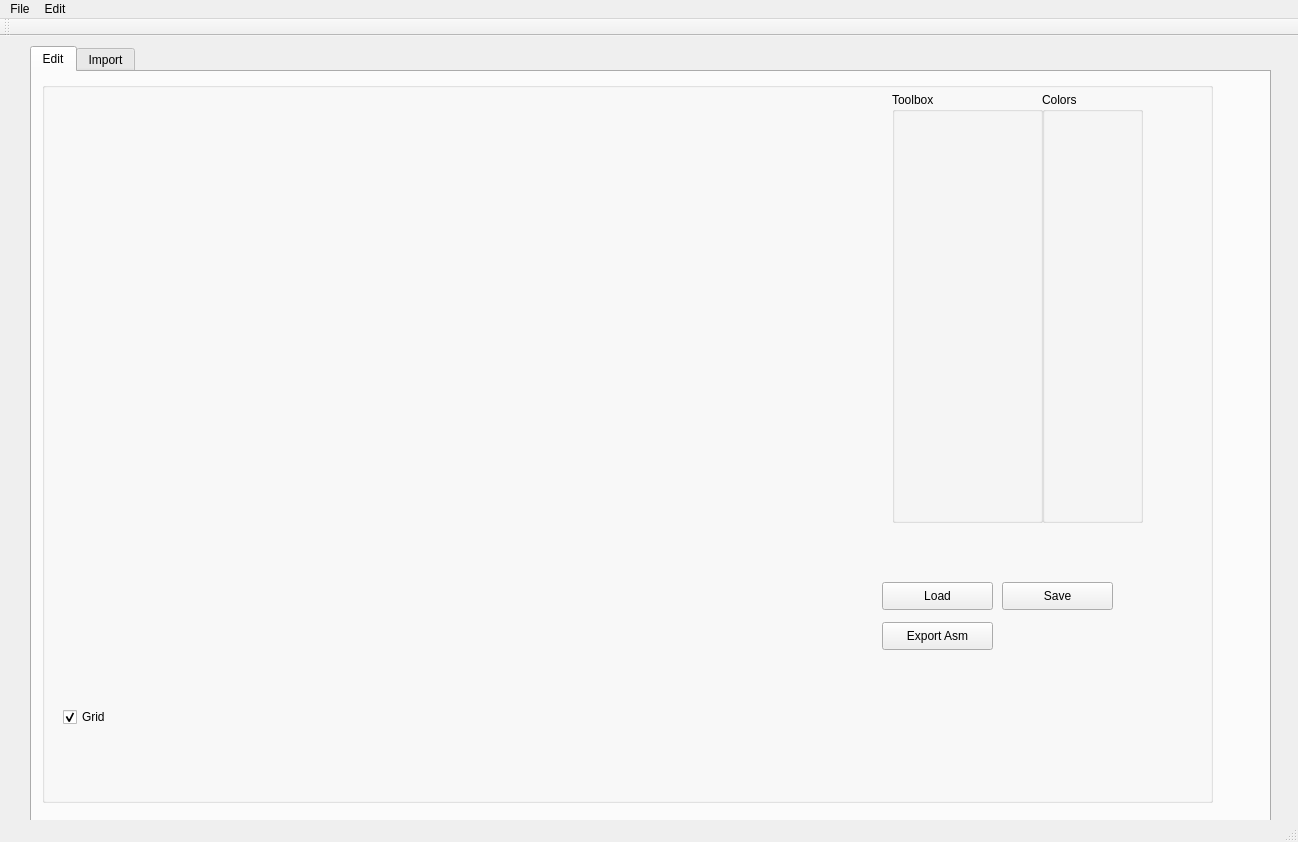
Qt form mainwindow.ui (Happy-Ferret/Fluff64) before a commit.
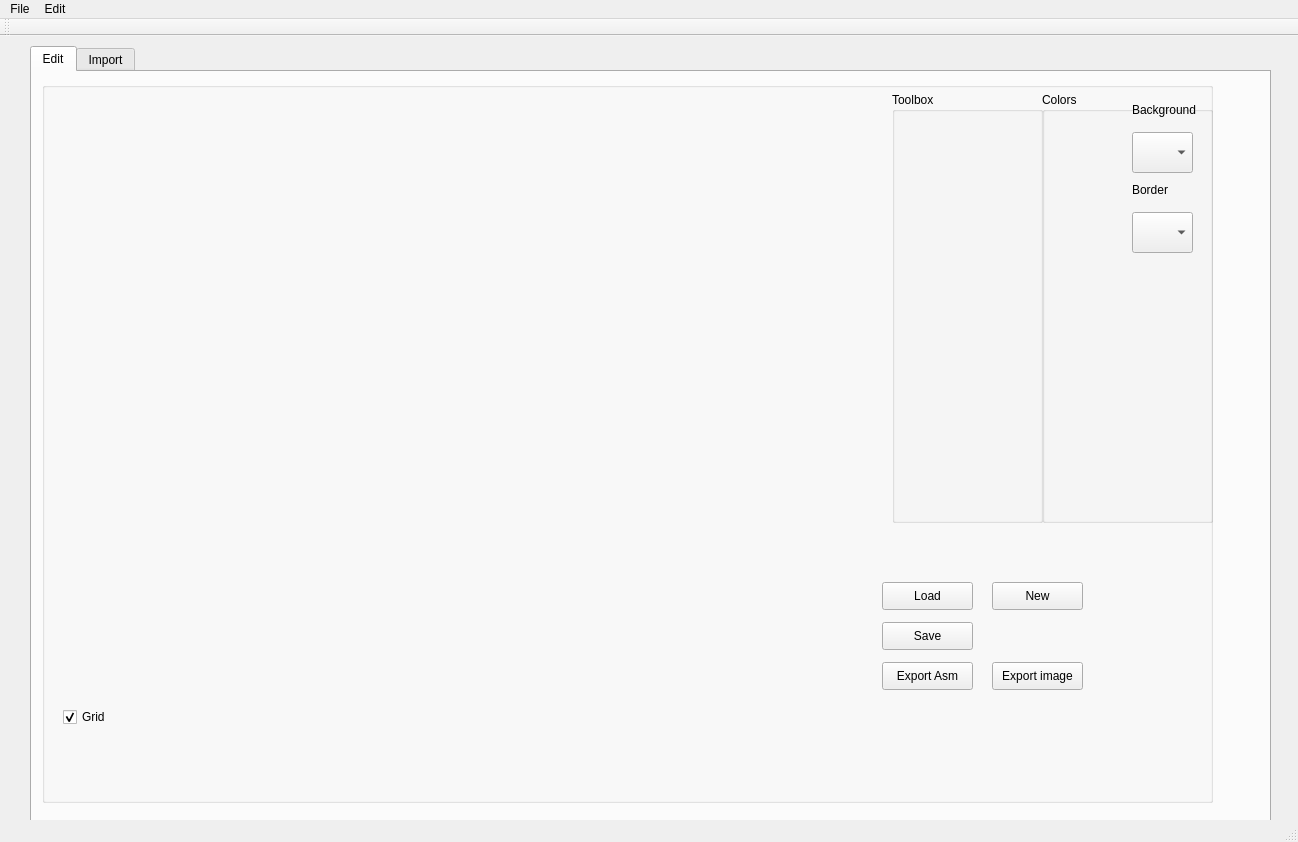
The same form after that commit.

The edit to the form file:
```diff
--- a/mainwindow.ui
+++ b/mainwindow.ui
@@ -49,8 +49,8 @@
        <property name="geometry">
         <rect>
          <x>840</x>
-         <y>540</y>
-         <width>111</width>
+         <y>580</y>
+         <width>91</width>
          <height>28</height>
         </rect>
        </property>
@@ -63,7 +63,7 @@
         <rect>
          <x>840</x>
          <y>500</y>
-         <width>111</width>
+         <width>91</width>
          <height>28</height>
         </rect>
        </property>
@@ -74,9 +74,9 @@
       <widget class="QPushButton" name="btnSave">
        <property name="geometry">
         <rect>
-         <x>960</x>
-         <y>500</y>
-         <width>111</width>
+         <x>840</x>
+         <y>540</y>
+         <width>91</width>
          <height>28</height>
         </rect>
        </property>
@@ -132,7 +132,7 @@
         <rect>
          <x>1000</x>
          <y>10</y>
-         <width>101</width>
+         <width>171</width>
          <height>431</height>
         </rect>
        </property>
@@ -150,6 +150,52 @@
         </property>
         <layout class="QGridLayout" name="layoutColorsEdit"/>
        </widget>
+       <widget class="QComboBox" name="cmbBackgroundMain">
+        <property name="geometry">
+         <rect>
+          <x>90</x>
+          <y>40</y>
+          <width>61</width>
+          <height>41</height>
+         </rect>
+        </property>
+       </widget>
+       <widget class="QComboBox" name="cmbBorderMain">
+        <property name="geometry">
+         <rect>
+          <x>90</x>
+          <y>120</y>
+          <width>61</width>
+          <height>41</height>
+         </rect>
+        </property>
+       </widget>
+       <widget class="QLabel" name="label_6">
+        <property name="geometry">
+         <rect>
+          <x>90</x>
+          <y>10</y>
+          <width>71</width>
+          <height>16</height>
+         </rect>
+        </property>
+        <property name="text">
+         <string>Background</string>
+        </property>
+       </widget>
+       <widget class="QLabel" name="label_7">
+        <property name="geometry">
+         <rect>
+          <x>90</x>
+          <y>90</y>
+          <width>55</width>
+          <height>16</height>
+         </rect>
+        </property>
+        <property name="text">
+         <string>Border</string>
+        </property>
+       </widget>
       </widget>
       <widget class="QLabel" name="lblGrid">
        <property name="enabled">
@@ -195,6 +241,32 @@
         </item>
        </layout>
       </widget>
+      <widget class="QPushButton" name="btnNew">
+       <property name="geometry">
+        <rect>
+         <x>950</x>
+         <y>500</y>
+         <width>91</width>
+         <height>28</height>
+        </rect>
+       </property>
+       <property name="text">
+        <string>New</string>
+       </property>
+      </widget>
+      <widget class="QPushButton" name="btnExportImage">
+       <property name="geometry">
+        <rect>
+         <x>950</x>
+         <y>580</y>
+         <width>91</width>
+         <height>28</height>
+        </rect>
+       </property>
+       <property name="text">
+        <string>Export image</string>
+       </property>
+      </widget>
      </widget>
     </widget>
     <widget class="QWidget" name="tab_2">
```
